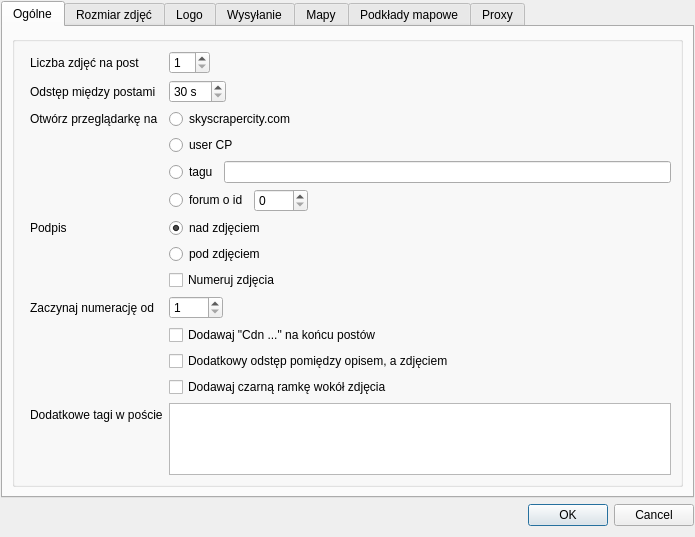
Old version of the form settings/settingsdialog.ui in the repository fotorelacjonusz/classic.
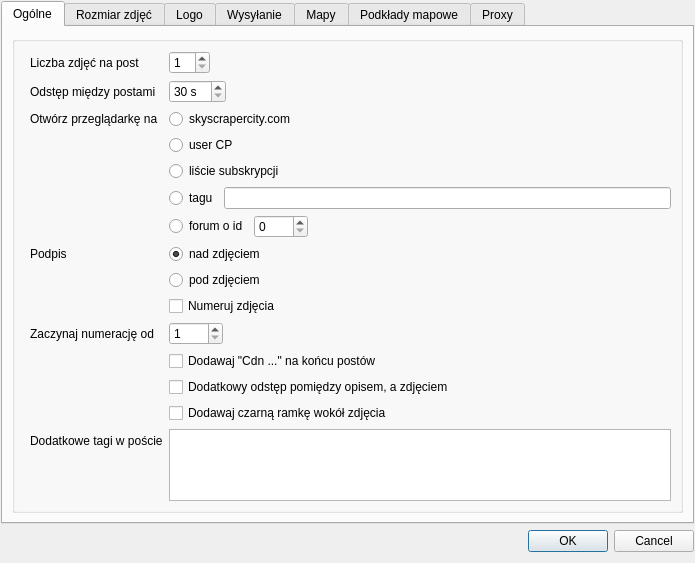
New version of the form. Icons and pictures are not drawn. Custom widgets are drawn as their Qt base class.

Commit message: fixed overlays for overlay folder, added subscription list as home page option

The edit to the form file:
```diff
--- a/settings/settingsdialog.ui
+++ b/settings/settingsdialog.ui
@@ -107,7 +107,7 @@
               </property>
              </widget>
             </item>
-            <item row="6" column="0">
+            <item row="7" column="0">
              <widget class="QLabel" name="captionsPositionLabel">
               <property name="text">
                <string>Podpis</string>
@@ -117,7 +117,7 @@
               </property>
              </widget>
             </item>
-            <item row="6" column="1">
+            <item row="7" column="1">
              <widget class="QRadioButton" name="captionsAbove">
               <property name="text">
                <string>nad zdjęciem</string>
@@ -130,7 +130,7 @@
               </attribute>
              </widget>
             </item>
-            <item row="7" column="1">
+            <item row="8" column="1">
              <widget class="QRadioButton" name="captionsUnder">
               <property name="text">
                <string>pod zdjęciem</string>
@@ -140,14 +140,14 @@
               </attribute>
              </widget>
             </item>
-            <item row="8" column="1">
+            <item row="9" column="1">
              <widget class="QCheckBox" name="numberImages">
               <property name="text">
                <string>Numeruj zdjęcia</string>
               </property>
              </widget>
             </item>
-            <item row="9" column="0">
+            <item row="10" column="0">
              <widget class="QLabel" name="startingNumberLabel">
               <property name="text">
                <string>Zaczynaj numerację od</string>
@@ -157,7 +157,7 @@
               </property>
              </widget>
             </item>
-            <item row="9" column="1">
+            <item row="10" column="1">
              <widget class="QSpinBox" name="startingNumber">
               <property name="minimum">
                <number>1</number>
@@ -167,28 +167,28 @@
               </property>
              </widget>
             </item>
-            <item row="10" column="1">
+            <item row="11" column="1">
              <widget class="QCheckBox" name="addTBC">
               <property name="text">
                <string>Dodawaj &quot;Cdn ...&quot; na końcu postów</string>
               </property>
              </widget>
             </item>
-            <item row="11" column="1">
+            <item row="12" column="1">
              <widget class="QCheckBox" name="extraSpace">
               <property name="text">
                <string>Dodatkowy odstęp pomiędzy opisem, a zdjęciem</string>
               </property>
              </widget>
             </item>
-            <item row="12" column="1">
+            <item row="13" column="1">
              <widget class="QCheckBox" name="addImageBorder">
               <property name="text">
                <string>Dodawaj czarną ramkę wokół zdjęcia</string>
               </property>
              </widget>
             </item>
-            <item row="13" column="0">
+            <item row="14" column="0">
              <widget class="QLabel" name="extraTagsLabel">
               <property name="text">
                <string>Dodatkowe tagi w poście</string>
@@ -198,7 +198,7 @@
               </property>
              </widget>
             </item>
-            <item row="13" column="1">
+            <item row="14" column="1">
              <widget class="QPlainTextEdit" name="extraTags">
               <property name="toolTip">
                <string>Wpisz tylko tagi początkowe, zostaną one automatycznie zamknięte.</string>
@@ -208,7 +208,7 @@
               </property>
              </widget>
             </item>
-            <item row="5" column="1">
+            <item row="6" column="1">
              <widget class="QWidget" name="homeForumWidget" native="true">
               <layout class="QHBoxLayout" name="horizontalLayout">
                <property name="margin">
@@ -237,7 +237,7 @@
               </layout>
              </widget>
             </item>
-            <item row="4" column="1">
+            <item row="5" column="1">
              <widget class="QWidget" name="homeTagWidget" native="true">
               <layout class="QHBoxLayout" name="horizontalLayout_2">
                <property name="margin">
@@ -289,6 +289,13 @@
               </attribute>
              </widget>
             </item>
+            <item row="4" column="1">
+             <widget class="QRadioButton" name="homeSubscriptionList">
+              <property name="text">
+               <string>liście subskrypcji</string>
+              </property>
+             </widget>
+            </item>
            </layout>
           </item>
          </layout>
```
The commit also changes 10 other files.
